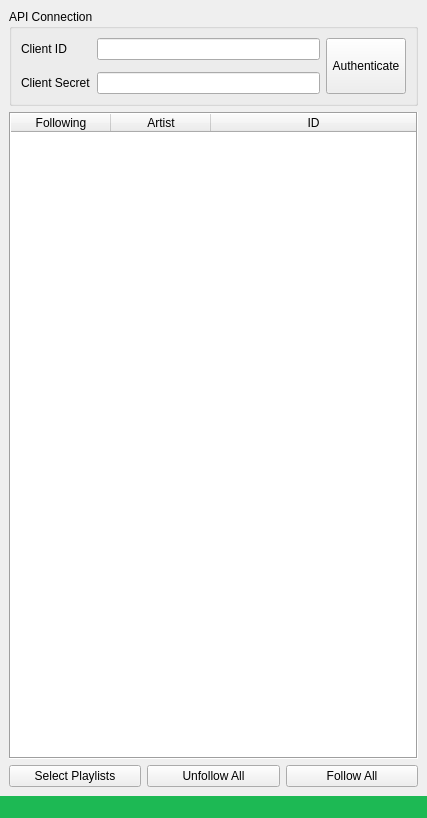
Qt form main_window.ui (rootrootde/spotify_follower_tool) before a commit.
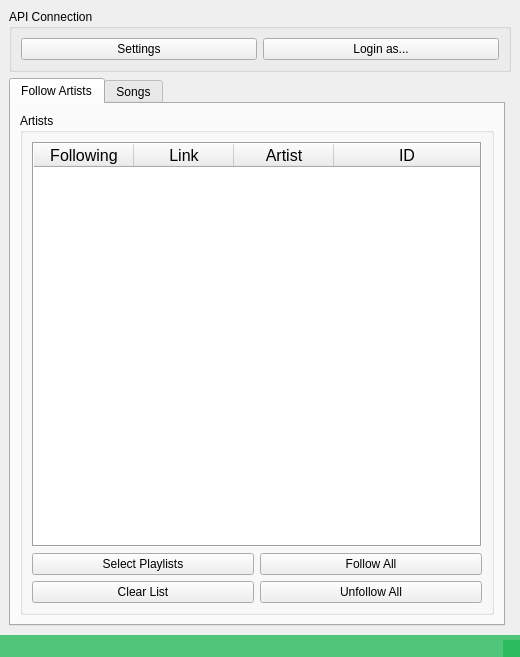
The same form after that commit.

```diff
--- a/main_window.ui
+++ b/main_window.ui
@@ -6,35 +6,41 @@
    <rect>
     <x>0</x>
     <y>0</y>
-    <width>427</width>
-    <height>818</height>
+    <width>518</width>
+    <height>657</height>
    </rect>
   </property>
+  <property name="sizePolicy">
+   <sizepolicy hsizetype="Expanding" vsizetype="Expanding">
+    <horstretch>0</horstretch>
+    <verstretch>1</verstretch>
+   </sizepolicy>
+  </property>
   <property name="windowTitle">
    <string>Spotify Follow Tool</string>
   </property>
   <widget class="QWidget" name="centralwidget">
    <layout class="QGridLayout" name="gridLayout_2">
-    <item row="0" column="0" colspan="3">
-     <widget class="QGroupBox" name="groupBox">
+    <item row="0" column="0" colspan="2">
+     <widget class="QGroupBox" name="group_box_api">
       <property name="title">
        <string>API Connection</string>
       </property>
       <layout class="QGridLayout" name="gridLayout">
-       <item row="2" column="0">
-        <widget class="QLabel" name="label_2">
+       <item row="1" column="0">
+        <widget class="QPushButton" name="btn_settings">
          <property name="text">
-          <string>Client Secret</string>
+          <string>Settings</string>
          </property>
         </widget>
        </item>
-       <item row="0" column="1">
-        <widget class="QLineEdit" name="le_client_id"/>
-       </item>
-       <item row="0" column="2" rowspan="3">
+       <item row="1" column="1">
         <widget class="QPushButton" name="btn_auth">
+         <property name="enabled">
+          <bool>true</bool>
+         </property>
          <property name="sizePolicy">
-          <sizepolicy hsizetype="Minimum" vsizetype="Expanding">
+          <sizepolicy hsizetype="Minimum" vsizetype="Fixed">
            <horstretch>0</horstretch>
            <verstretch>0</verstretch>
           </sizepolicy>
@@ -46,31 +52,63 @@
           </size>
          </property>
          <property name="text">
-          <string>Authenticate</string>
+          <string>Login as...</string>
          </property>
         </widget>
        </item>
-       <item row="2" column="1">
-        <widget class="QLineEdit" name="le_client_secret"/>
-       </item>
+      </layout>
+     </widget>
+    </item>
+    <item row="1" column="0">
+     <widget class="QTabWidget" name="tabWidget">
+      <property name="currentIndex">
+       <number>0</number>
+      </property>
+      <widget class="QWidget" name="tab_artists">
+       <attribute name="title">
+        <string>Follow Artists</string>
+       </attribute>
+       <layout class="QGridLayout" name="gridLayout_4">
        <item row="0" column="0">
-        <widget class="QLabel" name="label">
-         <property name="text">
-          <string>Client ID</string>
-         </property>
-        </widget>
-       </item>
-      </layout>
-     </widget>
-    </item>
-    <item row="1" column="0" colspan="3">
+         <widget class="QGroupBox" name="group_box_artists">
+          <property name="sizePolicy">
+           <sizepolicy hsizetype="Preferred" vsizetype="Preferred">
+            <horstretch>0</horstretch>
+            <verstretch>2</verstretch>
+           </sizepolicy>
+          </property>
+          <property name="title">
+           <string>Artists</string>
+          </property>
+          <layout class="QGridLayout" name="gridLayout_3">
+           <item row="0" column="0" colspan="2">
      <widget class="QTableWidget" name="tbl_artists">
+             <property name="sizePolicy">
+              <sizepolicy hsizetype="Minimum" vsizetype="Expanding">
+               <horstretch>0</horstretch>
+               <verstretch>0</verstretch>
+              </sizepolicy>
+             </property>
+             <property name="minimumSize">
+              <size>
+               <width>450</width>
+               <height>0</height>
+              </size>
+             </property>
+             <property name="font">
+              <font>
+               <pointsize>12</pointsize>
+              </font>
+             </property>
       <property name="frameShape">
        <enum>QFrame::Box</enum>
       </property>
       <property name="frameShadow">
        <enum>QFrame::Sunken</enum>
       </property>
+             <property name="sizeAdjustPolicy">
+              <enum>QAbstractScrollArea::AdjustIgnored</enum>
+             </property>
       <property name="editTriggers">
        <set>QAbstractItemView::NoEditTriggers</set>
       </property>
@@ -80,41 +118,37 @@
       <property name="selectionBehavior">
        <enum>QAbstractItemView::SelectRows</enum>
       </property>
-      <property name="textElideMode">
-       <enum>Qt::ElideMiddle</enum>
+             <property name="showGrid">
+              <bool>false</bool>
       </property>
       <property name="sortingEnabled">
        <bool>true</bool>
       </property>
-      <property name="wordWrap">
-       <bool>true</bool>
-      </property>
       <property name="cornerButtonEnabled">
        <bool>true</bool>
       </property>
-      <attribute name="horizontalHeaderVisible">
+             <attribute name="horizontalHeaderCascadingSectionResizes">
        <bool>true</bool>
       </attribute>
-      <attribute name="horizontalHeaderHighlightSections">
-       <bool>true</bool>
-      </attribute>
-      <attribute name="horizontalHeaderShowSortIndicator" stdset="0">
-       <bool>true</bool>
+             <attribute name="horizontalHeaderMinimumSectionSize">
+              <number>0</number>
+             </attribute>
+             <attribute name="horizontalHeaderDefaultSectionSize">
+              <number>100</number>
       </attribute>
       <attribute name="horizontalHeaderStretchLastSection">
        <bool>true</bool>
       </attribute>
-      <attribute name="verticalHeaderVisible">
-       <bool>false</bool>
-      </attribute>
-      <attribute name="verticalHeaderCascadingSectionResizes">
-       <bool>false</bool>
-      </attribute>
       <column>
        <property name="text">
         <string>Following</string>
        </property>
       </column>
+             <column>
+              <property name="text">
+               <string>Link</string>
+              </property>
+             </column>
       <column>
        <property name="text">
         <string>Artist</string>
@@ -127,11 +161,34 @@
       </column>
      </widget>
     </item>
-    <item row="2" column="2">
+           <item row="1" column="0">
+            <widget class="QPushButton" name="btn_select_playlists">
+             <property name="text">
+              <string>Select Playlists</string>
+             </property>
+             <attribute name="buttonGroup">
+              <string notr="true">btn_group</string>
+             </attribute>
+            </widget>
+           </item>
+           <item row="1" column="1">
      <widget class="QPushButton" name="btn_follow_all">
       <property name="text">
        <string>Follow All</string>
       </property>
+             <attribute name="buttonGroup">
+              <string notr="true">btn_group</string>
+             </attribute>
+            </widget>
+           </item>
+           <item row="2" column="0">
+            <widget class="QPushButton" name="btn_clear_list">
+             <property name="text">
+              <string>Clear List</string>
+             </property>
+             <attribute name="buttonGroup">
+              <string notr="true">btn_group</string>
+             </attribute>
      </widget>
     </item>
     <item row="2" column="1">
@@ -139,13 +196,21 @@
       <property name="text">
        <string>Unfollow All</string>
       </property>
-     </widget>
-    </item>
-    <item row="2" column="0">
-     <widget class="QPushButton" name="btn_select_playlists">
-      <property name="text">
-       <string>Select Playlists</string>
-      </property>
+             <attribute name="buttonGroup">
+              <string notr="true">btn_group</string>
+             </attribute>
+            </widget>
+           </item>
+          </layout>
+         </widget>
+        </item>
+       </layout>
+      </widget>
+      <widget class="QWidget" name="tab_songs">
+       <attribute name="title">
+        <string>Songs</string>
+       </attribute>
+      </widget>
      </widget>
     </item>
    </layout>
@@ -166,11 +231,14 @@
    </property>
    <property name="font">
     <font>
-     <bold>true</bold>
+     <bold>false</bold>
     </font>
    </property>
+   <property name="autoFillBackground">
+    <bool>false</bool>
+   </property>
    <property name="styleSheet">
-    <string notr="true">background-color: rgb(29, 185, 84);</string>
+    <string notr="true">background-color: rgba(29, 185, 84, 192)</string>
    </property>
   </widget>
  </widget>
```
Left out of the diff: 5 changed lines with no effect on the pictures. Lines whose indentation alone changed are shown as unchanged.
